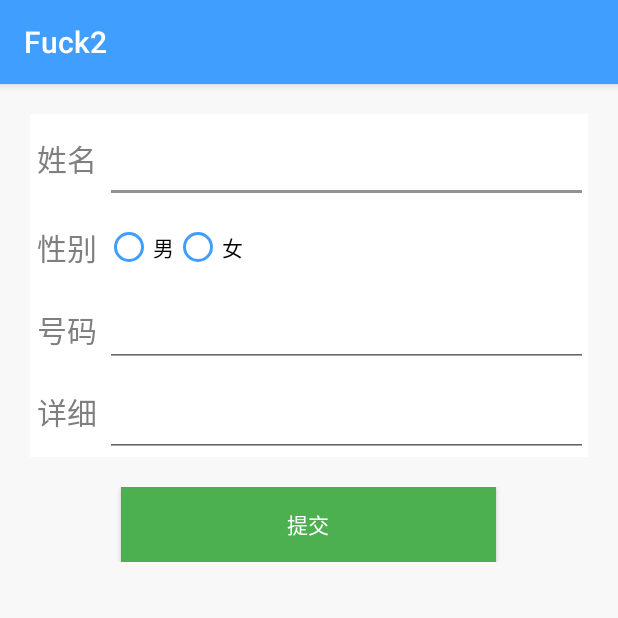
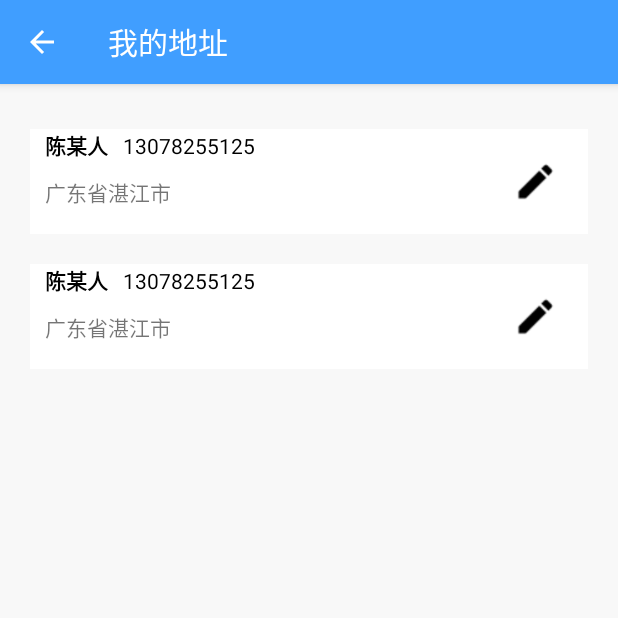
Before and after one commit to blacknight2018/androidShop, an Android app: the NotificationsFragment screen opened through its navigation route, after a tap on "我的地址", on a phone screen of 412 x 824 dp, the top half of it. Run offline under Robolectric (Android 15) with nearby library versions, the phone set to English and light mode, and no system bars; our stand-ins replace navigation-ui; libraries missing offline, so code that uses them is left out: com.youth.banner; 10 statements that could not run were skipped.

Commit message:
添加了我的地址列表

```diff
--- a/app/src/main/AndroidManifest.xml
+++ b/app/src/main/AndroidManifest.xml
@@ -1,15 +1,10 @@
 <?xml version="1.0" encoding="utf-8"?>
 <manifest xmlns:android="http://schemas.android.com/apk/res/android"
     package="com.example.fuck2">
-
     <!-- 访问网络，进行地图相关业务数据请求，包括地图数据，路线规划，POI检索等 -->
-    <uses-permission android:name="android.permission.INTERNET" />
-    <!-- 获取网络状态，根据网络状态切换进行数据请求网络转换 -->
-    <uses-permission android:name="android.permission.ACCESS_NETWORK_STATE" />
-
-    <!-- 读取外置存储。如果开发者使用了so动态加载功能并且把so文件放在了外置存储区域，则需要申请该权限，否则不需要 -->
-    <uses-permission android:name="android.permission.READ_EXTERNAL_STORAGE" />
-    <!-- 写外置存储。如果开发者使用了离线地图，并且数据写在外置存储区域，则需要申请该权限 -->
+    <uses-permission android:name="android.permission.INTERNET" /> <!-- 获取网络状态，根据网络状态切换进行数据请求网络转换 -->
+    <uses-permission android:name="android.permission.ACCESS_NETWORK_STATE" /> <!-- 读取外置存储。如果开发者使用了so动态加载功能并且把so文件放在了外置存储区域，则需要申请该权限，否则不需要 -->
+    <uses-permission android:name="android.permission.READ_EXTERNAL_STORAGE" /> <!-- 写外置存储。如果开发者使用了离线地图，并且数据写在外置存储区域，则需要申请该权限 -->
     <uses-permission android:name="android.permission.WRITE_EXTERNAL_STORAGE" />
 
     <application
@@ -19,11 +14,11 @@
         android:roundIcon="@mipmap/ic_launcher_round"
         android:supportsRtl="true"
         android:theme="@style/AppTheme">
-        <activity android:name=".AddAddress"></activity>
-
-        <meta-data
-            android:name="com.baidu.lbsapi.API_KEY"
-            android:value="8a16jPIojIuHe7s9O9Hxb7wksLofr3IR" />
+        <activity
+            android:name=".AddressList"
+            android:label="@string/activity_address_list"
+            android:parentActivityName=".MainActivity"></activity>
+        <activity android:name=".AddAddress" />
 
         <activity
             android:name=".MainActivity"
--- /dev/null
+++ b/app/src/main/java/com/example/fuck2/AddressList.java
@@ -0,0 +1,14 @@
+package com.example.fuck2;
+
+import androidx.appcompat.app.AppCompatActivity;
+
+import android.os.Bundle;
+
+public class AddressList extends AppCompatActivity {
+
+    @Override
+    protected void onCreate(Bundle savedInstanceState) {
+        super.onCreate(savedInstanceState);
+        setContentView(R.layout.activity_address_list);
+    }
+}
--- a/app/src/main/java/com/example/fuck2/MainActivity.java
+++ b/app/src/main/java/com/example/fuck2/MainActivity.java
@@ -23,8 +23,6 @@ public class MainActivity extends AppCompatActivity {
         AppBarConfiguration appBarConfiguration = new AppBarConfiguration.Builder(
                 R.id.navigation_home, R.id.navigation_dashboard, R.id.navigation_user)
                 .build();
-
-
         NavController navController = Navigation.findNavController(this, R.id.nav_host_fragment);
         NavigationUI.setupActionBarWithNavController(this, navController, appBarConfiguration);
         NavigationUI.setupWithNavController(navView, navController);
--- a/app/src/main/java/com/example/fuck2/ui/notifications/NotificationsFragment.java
+++ b/app/src/main/java/com/example/fuck2/ui/notifications/NotificationsFragment.java
@@ -11,7 +11,7 @@ import androidx.annotation.NonNull;
 import androidx.fragment.app.Fragment;
 import androidx.lifecycle.ViewModelProviders;
 
-import com.example.fuck2.AddAddress;
+import com.example.fuck2.AddressList;
 import com.example.fuck2.R;
 
 public class NotificationsFragment extends Fragment {
@@ -35,7 +35,7 @@ public class NotificationsFragment extends Fragment {
             @Override
             public void onClick(View v) {
                 Intent intent = new Intent();
-                intent.setClass(getActivity(), AddAddress.class);
+                intent.setClass(getActivity(), AddressList.class);
                 startActivity(intent);
             }
         });
--- /dev/null
+++ b/app/src/main/java/com/example/fuck2/ui/preViewAddress.java
@@ -0,0 +1,32 @@
+package com.example.fuck2.ui;
+
+import android.content.Context;
+import android.util.AttributeSet;
+import android.view.LayoutInflater;
+import android.widget.LinearLayout;
+
+import androidx.annotation.Nullable;
+
+import com.example.fuck2.R;
+
+public class preViewAddress extends LinearLayout {
+    public preViewAddress(Context context) {
+        super(context);
+        LayoutInflater.from(context).inflate(R.layout.preview_address, this, true);
+    }
+
+    public preViewAddress(Context context, @Nullable AttributeSet attrs) {
+        super(context, attrs);
+        LayoutInflater.from(context).inflate(R.layout.preview_address, this, true);
+    }
+
+    public preViewAddress(Context context, @Nullable AttributeSet attrs, int defStyleAttr) {
+        super(context, attrs, defStyleAttr);
+        LayoutInflater.from(context).inflate(R.layout.preview_address, this, true);
+    }
+
+    public preViewAddress(Context context, AttributeSet attrs, int defStyleAttr, int defStyleRes) {
+        super(context, attrs, defStyleAttr, defStyleRes);
+        LayoutInflater.from(context).inflate(R.layout.preview_address, this, true);
+    }
+}
--- a/app/src/main/res/layout/activity_add_address.xml
+++ b/app/src/main/res/layout/activity_add_address.xml
@@ -5,7 +5,7 @@
     android:layout_height="match_parent"
     android:background="@color/backGroundPrimary"
     android:orientation="vertical"
-    android:padding="20dp"
+    android:padding="@dimen/padding"
     tools:context=".AddAddress">
 
     <LinearLayout
@@ -52,15 +52,15 @@
             android:orientation="horizontal">
 
             <RadioButton
-                android:buttonTint="@color/colorPrimary"
                 android:layout_width="wrap_content"
                 android:layout_height="wrap_content"
+                android:buttonTint="@color/colorPrimary"
                 android:text="@string/sex_man" />
 
             <RadioButton
-                android:buttonTint="@color/colorPrimary"
                 android:layout_width="wrap_content"
                 android:layout_height="wrap_content"
+                android:buttonTint="@color/colorPrimary"
                 android:text="@string/sex_female" />
         </RadioGroup>
     </LinearLayout>
@@ -114,9 +114,9 @@
 
 
     <LinearLayout
-        android:layout_marginTop="20dp"
         android:layout_width="match_parent"
         android:layout_height="wrap_content"
+        android:layout_marginTop="20dp"
         android:gravity="center"
         android:orientation="horizontal">
 
--- /dev/null
+++ b/app/src/main/res/layout/activity_address_list.xml
@@ -0,0 +1,28 @@
+<?xml version="1.0" encoding="utf-8"?>
+<LinearLayout xmlns:android="http://schemas.android.com/apk/res/android"
+    xmlns:tools="http://schemas.android.com/tools"
+    android:layout_width="match_parent"
+    android:layout_height="match_parent"
+    android:background="@color/backGroundPrimary"
+    android:orientation="vertical"
+    android:padding="@dimen/padding"
+    tools:context=".AddressList">
+
+    <com.example.fuck2.ui.preViewAddress
+        android:layout_width="match_parent"
+        android:layout_height="70dp"
+        android:layout_marginTop="10dp"
+        android:layout_marginBottom="10dp"
+        android:background="@color/backGroundSecond">
+
+    </com.example.fuck2.ui.preViewAddress>
+
+    <com.example.fuck2.ui.preViewAddress
+        android:layout_width="match_parent"
+        android:layout_height="70dp"
+        android:layout_marginTop="10dp"
+        android:layout_marginBottom="10dp"
+        android:background="@color/backGroundSecond">
+
+    </com.example.fuck2.ui.preViewAddress>
+</LinearLayout>
--- /dev/null
+++ b/app/src/main/res/layout/preview_address.xml
@@ -0,0 +1,55 @@
+<?xml version="1.0" encoding="utf-8"?>
+<LinearLayout xmlns:android="http://schemas.android.com/apk/res/android"
+    xmlns:app="http://schemas.android.com/apk/res-auto"
+    android:layout_width="match_parent"
+    android:layout_height="match_parent"
+    android:orientation="vertical">
+
+    <androidx.constraintlayout.widget.ConstraintLayout
+        android:layout_width="match_parent"
+        android:layout_height="match_parent">
+
+        <LinearLayout
+            android:id="@+id/info_bar"
+            android:layout_width="wrap_content"
+            android:layout_height="wrap_content"
+            app:layout_constraintLeft_toLeftOf="parent"
+            app:layout_constraintTop_toTopOf="parent">
+
+            <TextView
+                android:layout_width="wrap_content"
+                android:layout_height="wrap_content"
+                android:layout_marginLeft="10dp"
+                android:layout_marginRight="10dp"
+                android:text="陈某人"
+                android:textColor="#000000"
+                android:textStyle="bold" />
+
+            <TextView
+                android:layout_width="wrap_content"
+                android:layout_height="wrap_content"
+                android:text="13078255125"
+                android:textColor="#000000" />
+        </LinearLayout>
+
+        <TextView
+            android:layout_width="wrap_content"
+            android:layout_height="wrap_content"
+            android:layout_marginLeft="10dp"
+            android:layout_marginTop="10dp"
+            android:text="广东省湛江市"
+            app:layout_constraintLeft_toLeftOf="parent"
+            app:layout_constraintTop_toBottomOf="@+id/info_bar" />
+
+        <ImageView
+            android:layout_marginRight="20dp"
+            android:layout_width="30dp"
+            android:layout_height="30dp"
+            android:background="@drawable/editor"
+            app:layout_constraintBottom_toBottomOf="parent"
+            app:layout_constraintRight_toRightOf="parent"
+            app:layout_constraintTop_toTopOf="parent" />
+    </androidx.constraintlayout.widget.ConstraintLayout>
+
+
+</LinearLayout>
--- a/app/src/main/res/values/colors.xml
+++ b/app/src/main/res/values/colors.xml
@@ -9,4 +9,5 @@
     <color name="price">#ff0000</color>
     <color name="btn_submit">#4CAF50</color>
     <color name="btn_submit2">#FF5252</color>
+    <color name="divider">#000000</color>
 </resources>
--- a/app/src/main/res/values/dimens.xml
+++ b/app/src/main/res/values/dimens.xml
@@ -2,4 +2,5 @@
     <!-- Default screen margins, per the Android Design guidelines. -->
     <dimen name="activity_horizontal_margin">16dp</dimen>
     <dimen name="activity_vertical_margin">16dp</dimen>
+    <dimen name="padding">20dp</dimen>
 </resources>
--- a/app/src/main/res/values/strings.xml
+++ b/app/src/main/res/values/strings.xml
@@ -14,4 +14,5 @@
     <string name="sex_female">女</string>
     <string name="title_detail">详细</string>
     <string name="btn_submit">提交</string>
+    <string name="activity_address_list">我的地址</string>
 </resources>
```
Also changed, not shown: app/src/main/res/drawable/editor.png (added).
